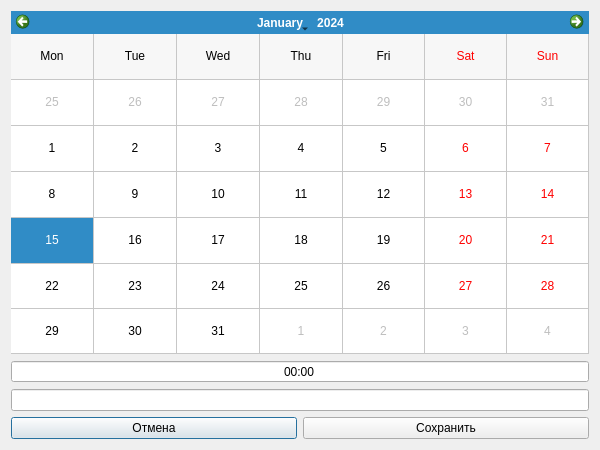
Above: EditTaskWindow.ui from falafe1y/Reminder before the change. Below: the same form after it.
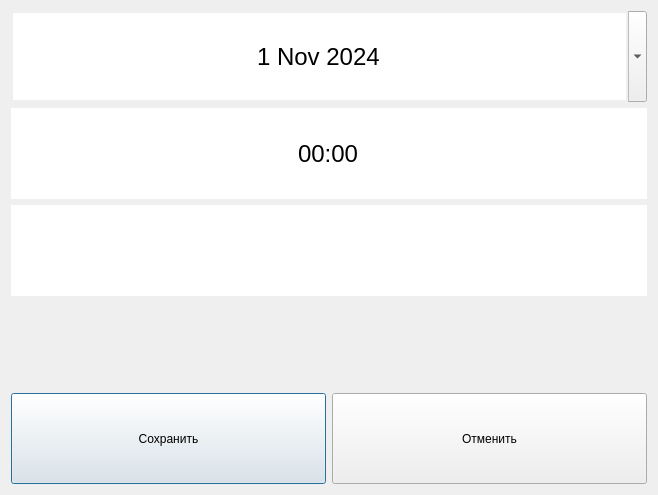
That is the form after the change.

What changed in the file:
```diff
--- a/EditTaskWindow.ui
+++ b/EditTaskWindow.ui
@@ -6,14 +6,67 @@
    <rect>
     <x>0</x>
     <y>0</y>
-    <width>600</width>
-    <height>450</height>
+    <width>658</width>
+    <height>495</height>
    </rect>
   </property>
   <property name="windowTitle">
    <string>Dialog</string>
   </property>
-  <layout class="QGridLayout" name="gridLayout" rowstretch="1,0,0,0">
+  <layout class="QGridLayout" name="gridLayout" rowstretch="1,1,1,1,1">
+   <item row="0" column="0">
+    <widget class="QDateEdit" name="taskDate">
+     <property name="sizePolicy">
+      <sizepolicy hsizetype="Minimum" vsizetype="Expanding">
+       <horstretch>0</horstretch>
+       <verstretch>0</verstretch>
+      </sizepolicy>
+     </property>
+     <property name="font">
+      <font>
+       <pointsize>18</pointsize>
+      </font>
+     </property>
+     <property name="wrapping">
+      <bool>false</bool>
+     </property>
+     <property name="frame">
+      <bool>false</bool>
+     </property>
+     <property name="alignment">
+      <set>Qt::AlignmentFlag::AlignCenter</set>
+     </property>
+     <property name="buttonSymbols">
+      <enum>QAbstractSpinBox::ButtonSymbols::NoButtons</enum>
+     </property>
+     <property name="specialValueText">
+      <string/>
+     </property>
+     <property name="keyboardTracking">
+      <bool>true</bool>
+     </property>
+     <property name="minimumDateTime">
+      <datetime>
+       <hour>18</hour>
+       <minute>0</minute>
+       <second>0</second>
+       <year>2024</year>
+       <month>10</month>
+       <day>31</day>
+      </datetime>
+     </property>
+     <property name="calendarPopup">
+      <bool>true</bool>
+     </property>
+     <property name="date">
+      <date>
+       <year>2024</year>
+       <month>11</month>
+       <day>1</day>
+      </date>
+     </property>
+    </widget>
+   </item>
    <item row="1" column="0">
     <widget class="QTimeEdit" name="timeEdit">
      <property name="sizePolicy">
@@ -22,6 +75,17 @@
        <verstretch>0</verstretch>
       </sizepolicy>
      </property>
+     <property name="font">
+      <font>
+       <pointsize>18</pointsize>
+      </font>
+     </property>
+     <property name="wrapping">
+      <bool>false</bool>
+     </property>
+     <property name="frame">
+      <bool>false</bool>
+     </property>
      <property name="alignment">
       <set>Qt::AlignmentFlag::AlignCenter</set>
      </property>
@@ -40,23 +104,40 @@
      <property name="showGroupSeparator" stdset="0">
       <bool>false</bool>
      </property>
+     <property name="displayFormat">
+      <string>HH:mm</string>
+     </property>
+     <property name="calendarPopup">
+      <bool>true</bool>
+     </property>
     </widget>
    </item>
-   <item row="3" column="0">
+   <item row="2" column="0">
+    <widget class="QLineEdit" name="taskText">
+     <property name="sizePolicy">
+      <sizepolicy hsizetype="Expanding" vsizetype="Preferred">
+       <horstretch>0</horstretch>
+       <verstretch>0</verstretch>
+      </sizepolicy>
+     </property>
+     <property name="font">
+      <font>
+       <pointsize>18</pointsize>
+      </font>
+     </property>
+     <property name="maxLength">
+      <number>16</number>
+     </property>
+     <property name="frame">
+      <bool>false</bool>
+     </property>
+     <property name="alignment">
+      <set>Qt::AlignmentFlag::AlignCenter</set>
+     </property>
+    </widget>
+   </item>
+   <item row="4" column="0">
     <layout class="QHBoxLayout" name="horizontalLayout">
-     <item>
-      <widget class="QPushButton" name="btnCancel">
-       <property name="sizePolicy">
-        <sizepolicy hsizetype="Minimum" vsizetype="Expanding">
-         <horstretch>0</horstretch>
-         <verstretch>0</verstretch>
-        </sizepolicy>
-       </property>
-       <property name="text">
-        <string>Отмена</string>
-       </property>
-      </widget>
-     </item>
      <item>
       <widget class="QPushButton" name="btnSave">
        <property name="sizePolicy">
@@ -70,40 +151,21 @@
        </property>
       </widget>
      </item>
+     <item>
+      <widget class="QPushButton" name="btnCancel">
+       <property name="sizePolicy">
+        <sizepolicy hsizetype="Minimum" vsizetype="Expanding">
+         <horstretch>0</horstretch>
+         <verstretch>0</verstretch>
+        </sizepolicy>
+       </property>
+       <property name="text">
+        <string>Отменить</string>
+       </property>
+      </widget>
+     </item>
     </layout>
    </item>
-   <item row="0" column="0">
-    <widget class="QCalendarWidget" name="calendarWidget">
-     <property name="gridVisible">
-      <bool>true</bool>
-     </property>
-     <property name="selectionMode">
-      <enum>QCalendarWidget::SelectionMode::SingleSelection</enum>
-     </property>
-     <property name="horizontalHeaderFormat">
-      <enum>QCalendarWidget::HorizontalHeaderFormat::ShortDayNames</enum>
-     </property>
-     <property name="verticalHeaderFormat">
-      <enum>QCalendarWidget::VerticalHeaderFormat::NoVerticalHeader</enum>
-     </property>
-     <property name="navigationBarVisible">
-      <bool>true</bool>
-     </property>
-     <property name="dateEditEnabled">
-      <bool>true</bool>
-     </property>
-    </widget>
-   </item>
-   <item row="2" column="0">
-    <widget class="QLineEdit" name="lineEdit">
-     <property name="sizePolicy">
-      <sizepolicy hsizetype="Expanding" vsizetype="Preferred">
-       <horstretch>0</horstretch>
-       <verstretch>0</verstretch>
-      </sizepolicy>
-     </property>
-    </widget>
-   </item>
   </layout>
  </widget>
  <resources/>
```
Left out of the diff: 4 changed lines with no effect on the pictures.
